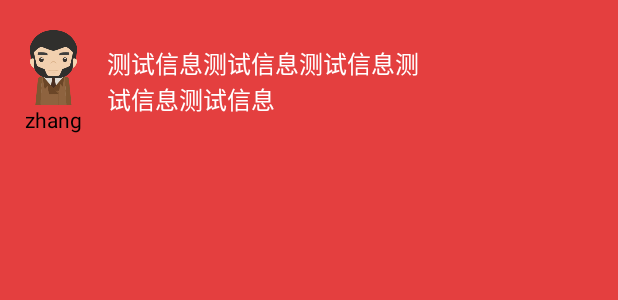
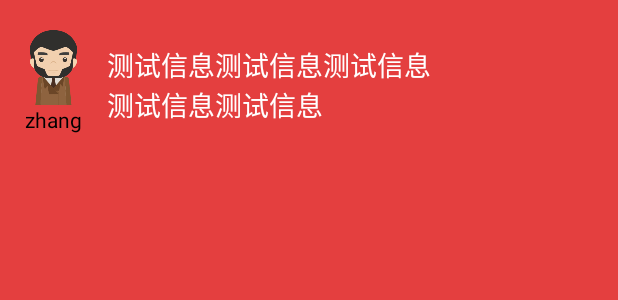
Before and after one commit to U2tzJTNE/ChatRoom_old, an Android app: the layout chat_left.xml on its own in the app's theme, with its tools: preview values and no code run, on a phone screen of 412 x 824 dp. Shown: the top 300 px of the screen. Run offline under Robolectric (Android 15) with nearby library versions, the phone set to English and light mode, and no system bars; plain views replace ChatMessageView, EmojiconTextView.

Commit message:
Fix some bug

```diff
--- a/app/src/main/java/cn/an0nymous/chatroom/Activity/LoginActivity.java
+++ b/app/src/main/java/cn/an0nymous/chatroom/Activity/LoginActivity.java
@@ -68,7 +68,6 @@ public class LoginActivity extends AppCompatActivity {
                 // 跳转到注册界面
                 Intent intent = new Intent(getApplicationContext(), SignupActivity.class);
                 startActivity(intent);
-                finish();
                 //切换动画
                 overridePendingTransition(R.anim.push_left_in, R.anim.push_left_out);
             }
--- a/app/src/main/java/cn/an0nymous/chatroom/Activity/SignupActivity.java
+++ b/app/src/main/java/cn/an0nymous/chatroom/Activity/SignupActivity.java
@@ -264,9 +264,9 @@ public class SignupActivity extends AppCompatActivity {
     public class MyThread implements Runnable {
         @Override
         public void run() {
-            System.out.println("-------------->开始执行");
+            //System.out.println("-------------->开始执行");
             info = QueryUserUtil.executeHttpGet(username);
-            System.out.println("-------------->执行结束，服务器返回的数据为：  "+info);
+            //System.out.println("-------------->执行结束，服务器返回的数据为：  "+info);
             if (info != null){
                 if (info.equals(username)){
                     info = RegisterUtil.executeHttpGet(username,password,icon);
--- a/app/src/main/res/layout/chat_left.xml
+++ b/app/src/main/res/layout/chat_left.xml
@@ -2,65 +2,69 @@
 <LinearLayout xmlns:android="http://schemas.android.com/apk/res/android"
     xmlns:app="http://schemas.android.com/apk/res-auto"
     xmlns:emojicon="http://schemas.android.com/tools"
-    android:orientation="horizontal"
     android:layout_width="match_parent"
     android:layout_height="wrap_content"
     android:background="#00000000"
     android:gravity="center"
+    android:orientation="horizontal"
     android:paddingTop="20dp">
 
     <LinearLayout
-        android:layout_weight="0.7"
         android:layout_width="0dp"
         android:layout_height="wrap_content"
+        android:layout_weight="0.7"
         android:weightSum="1">
 
         <LinearLayout
-            android:layout_weight="0.05"
             android:layout_width="wrap_content"
             android:layout_height="wrap_content"
+            android:layout_weight="0.05"
             android:gravity="center"
             android:orientation="vertical">
+
             <ImageView
                 android:id="@+id/chat_icon_left"
                 android:layout_width="50dp"
                 android:layout_height="50dp"
-                android:src="@drawable/icon_4"/>
+                android:src="@drawable/icon_4" />
+
             <TextView
                 android:id="@+id/chat_name_left"
-                android:gravity="center"
                 android:layout_width="60dp"
                 android:layout_height="wrap_content"
+                android:gravity="center"
                 android:text="zhang"
-                android:textColor="@color/black"/>
+                android:textColor="@color/black" />
         </LinearLayout>
 
         <me.himanshusoni.chatmessageview.ChatMessageView
-            android:layout_weight="0.95"
-            android:layout_marginTop="10dp"
             android:layout_width="0dp"
             android:layout_height="wrap_content"
+            android:layout_marginTop="10dp"
+            android:layout_weight="0.95"
+            app:cmv_arrowGravity="start"
+            app:cmv_arrowPosition="left"
             app:cmv_backgroundColor="@color/primary"
             app:cmv_backgroundColorPressed="#FFBABABA"
-            app:cmv_cornerRadius="3dp"
-            app:cmv_arrowGravity="start"
-            app:cmv_arrowPosition="left">
+            app:cmv_cornerRadius="3dp">
+
             <io.github.rockerhieu.emojicon.EmojiconTextView
                 android:id="@+id/chat_text_left"
                 android:layout_width="wrap_content"
                 android:layout_height="wrap_content"
-                android:textSize="16sp"
-                emojicon:emojiconSize="38sp"
                 android:text="测试信息测试信息测试信息测试信息测试信息"
-                android:textColor="@color/white"/>
+                android:textColor="@color/white"
+                android:textSize="18sp"
+                emojicon:emojiconAlignment="baseline"
+                emojicon:emojiconSize="28sp" />
         </me.himanshusoni.chatmessageview.ChatMessageView>
 
 
     </LinearLayout>
 
     <TextView
-        android:layout_weight="0.3"
         android:layout_width="0dp"
-        android:layout_height="wrap_content" />
+        android:layout_height="wrap_content"
+        android:layout_weight="0.3" />
 
 </LinearLayout>
--- a/build.gradle
+++ b/build.gradle
@@ -5,7 +5,7 @@ buildscript {
         jcenter()
     }
     dependencies {
-        classpath 'com.android.tools.build:gradle:2.3.2'
+        classpath 'com.android.tools.build:gradle:2.3.3'
 
         // NOTE: Do not place your application dependencies here; they belong
         // in the individual module build.gradle files
```
Also changed, not shown: app/src/main/java/cn/an0nymous/chatroom/Activity/ChatActivity.java (+76 -76 lines), app/src/main/res/layout/activity_chat.xml (+24 -19 lines).
